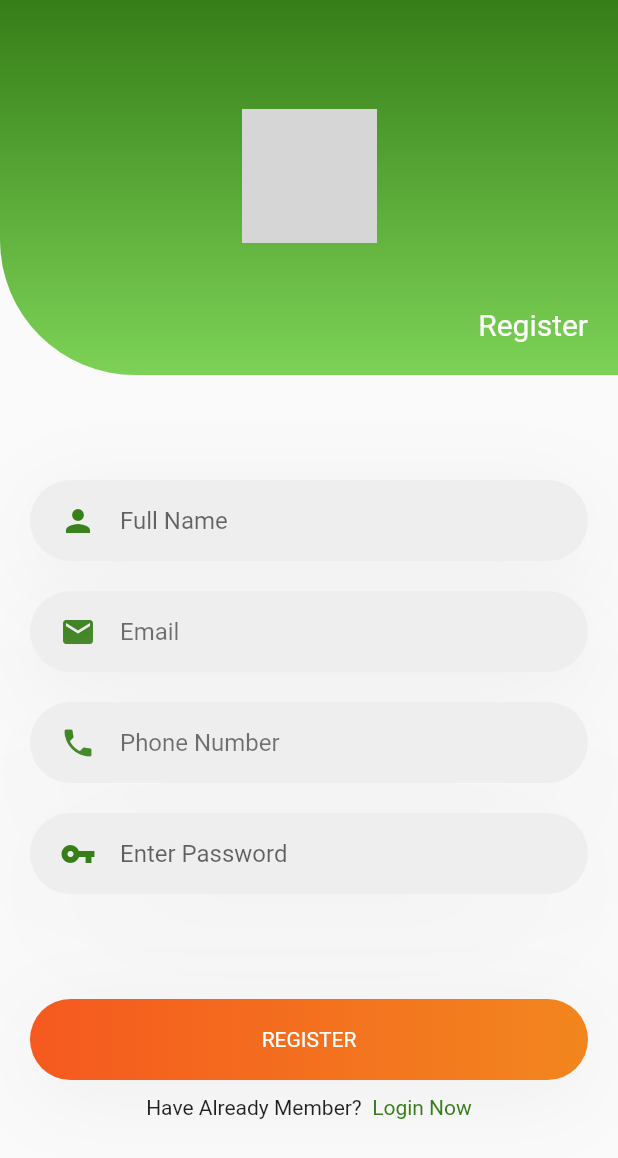
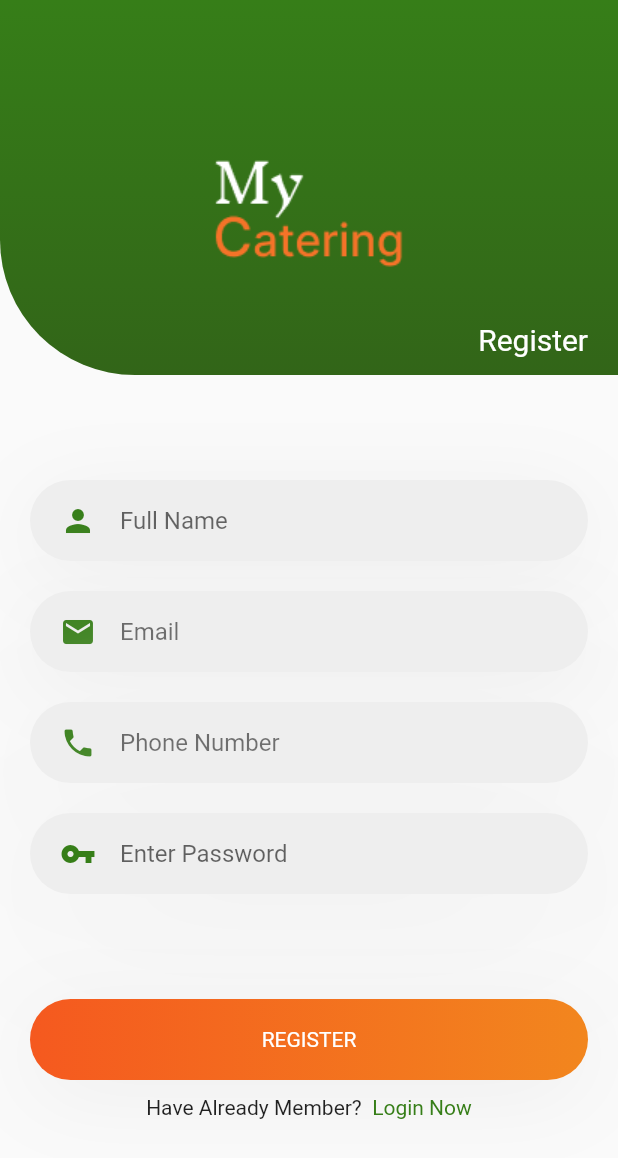
Before and after one commit to JibJobs/PAS-Flutter-Catering, a Flutter app: the screen it shows after launch, after a tap on "Register Now", on a phone screen of 412 x 824 dp. Shown: the top 1158 px of the screen. Run offline on Flutter 3.47's test engine with Material 2 defaults, Android fonts, the phone set to English and light mode, and no system bars; grey boxes are pictures that could not be loaded.

Commit message:
feat : [CN] Mengganti Tema wanrna Login dan Register

```diff
--- a/lib/Halaman Utama/login_screen.dart
+++ b/lib/Halaman Utama/login_screen.dart
@@ -24,7 +24,7 @@ class StartState extends State<LoginScreen> {
                 borderRadius: BorderRadius.only(bottomLeft: Radius.circular(90)),
                 color: Color(0xff367e18),
                 gradient: LinearGradient(colors: [( Color(0xff367e18)), Color(
-                    0xff7cd256)],
+                    0xff326518)],
                   begin: Alignment.topCenter,
                   end: Alignment.bottomCenter,
                 ),
@@ -38,8 +38,8 @@ class StartState extends State<LoginScreen> {
                         margin: EdgeInsets.only(top: 50),
                         child: Image.asset(
                           "Image/logoapp.png",
-                          height: 90,
-                          width: 90,
+                          height: 150,
+                          width: 150,
                         ),
                       ),
                       Container(
--- a/lib/Halaman Utama/signup_screen.dart
+++ b/lib/Halaman Utama/signup_screen.dart
@@ -20,7 +20,7 @@ class InitState extends State<SignUpScreen> {
                     borderRadius: BorderRadius.only(bottomLeft: Radius.circular(90)),
                     color: Color(0xff367e18),
                     gradient: LinearGradient(colors: [(Color(0xff367e18)), Color(
-                        0xff7cd256)],
+                        0xff326518)],
                       begin: Alignment.topCenter,
                       end: Alignment.bottomCenter,
                     ),
@@ -31,15 +31,15 @@ class InitState extends State<SignUpScreen> {
                         crossAxisAlignment: CrossAxisAlignment.center,
                         children: [
                           Container(
-                            margin: EdgeInsets.only(top: 50),
+                            margin: EdgeInsets.only(top: 40),
                             child: Image.asset(
-                              "images/app_logo.png",
-                              height: 90,
-                              width: 90,
+                              "Image/logoapp.png",
+                              height: 150,
+                              width: 150,
                             ),
                           ),
                           Container(
-                            margin: EdgeInsets.only(right: 20, top: 20),
+                            margin: EdgeInsets.only(right: 20, top: 0),
                             alignment: Alignment.bottomRight,
                             child: Text(
                               "Register",
```
